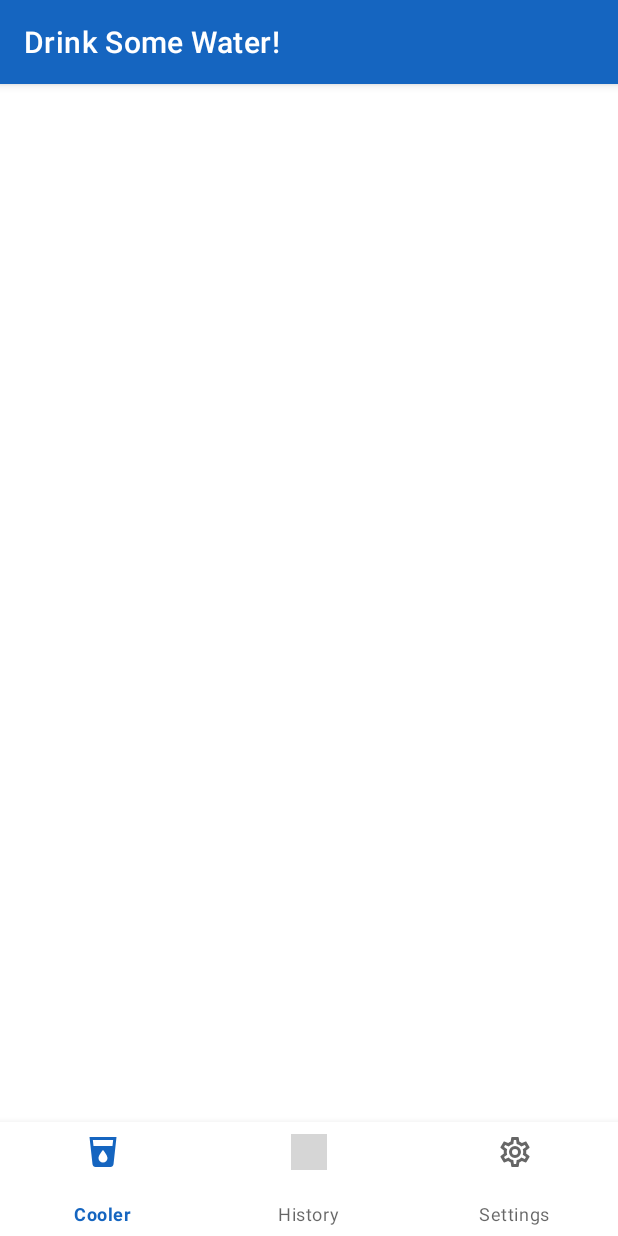
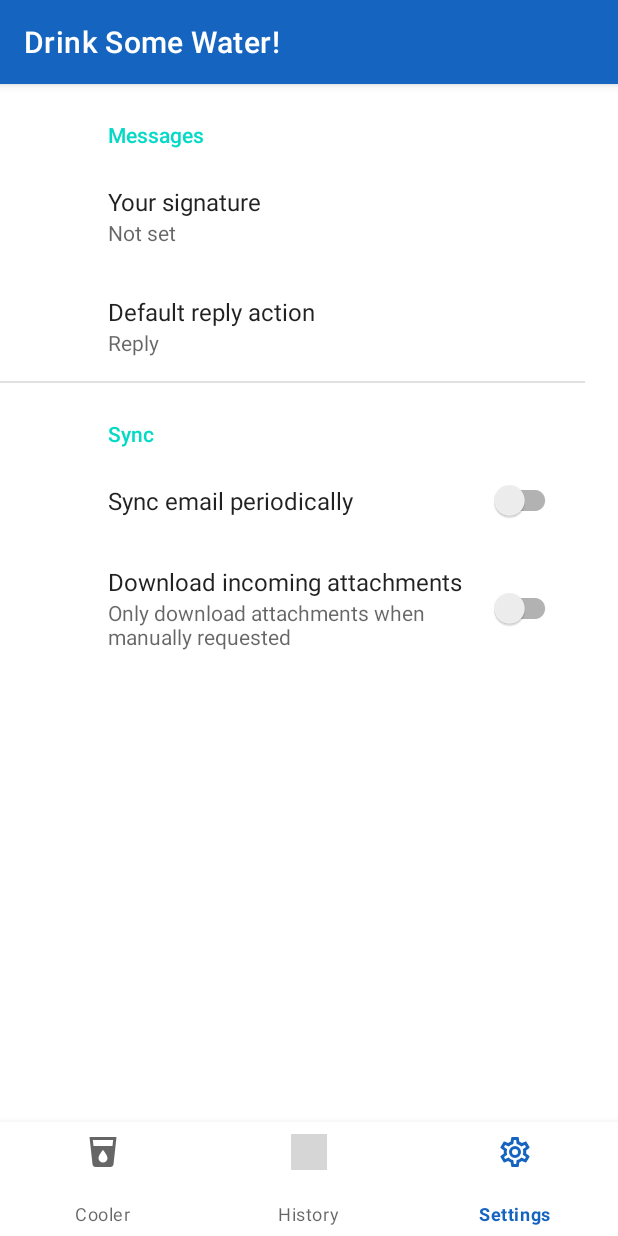
Before and after one commit to kamilchulakov/DrinkSomeWater, an Android app: the screen it shows after launch (MainActivity), item 3 of the bottom bar chosen, on a phone screen of 412 x 824 dp. Run offline under Robolectric (Android 15) with nearby library versions, the phone set to English and light mode, and no system bars; our stand-ins replace Dagger/Hilt's generated code, Room's generated code, androidx.preference, navigation-ui; grey boxes are pictures that could not be loaded.

Commit message:
Add bottom navigation support

```diff
--- a/app/build.gradle
+++ b/app/build.gradle
@@ -41,6 +41,7 @@ dependencies {
     implementation 'com.google.android.material:material:1.4.0'
     implementation 'com.airbnb.android:lottie:4.1.0'
     implementation 'androidx.legacy:legacy-support-v4:1.0.0'
+    implementation 'androidx.preference:preference:1.1.1'
 
     def lifecycle_version = "2.3.1"
     implementation "androidx.lifecycle:lifecycle-viewmodel-ktx:$lifecycle_version"
--- a/app/src/main/java/com/github/ulyanovskk/drinksomewater2/MainActivity.kt
+++ b/app/src/main/java/com/github/ulyanovskk/drinksomewater2/MainActivity.kt
@@ -14,7 +14,8 @@ class MainActivity : AppCompatActivity() {
         val navigationHost = supportFragmentManager.findFragmentById(R.id.fragmentNavHost) as NavHostFragment
         val navController = navigationHost.navController
         navController.popBackStack(R.id.drinkFragment2, true)
-        findViewById<BottomNavigationView>(R.id.bottomNavView).apply {
+        val bottomNavigationView = findViewById<BottomNavigationView>(R.id.bottomNavView)
+        bottomNavigationView.apply {
             setupWithNavController(navController)
         }
     }
--- /dev/null
+++ b/app/src/main/java/com/github/ulyanovskk/drinksomewater2/SettingsFragment.kt
@@ -0,0 +1,11 @@
+package com.github.ulyanovskk.drinksomewater2
+
+import android.os.Bundle
+import androidx.preference.PreferenceFragmentCompat
+
+class SettingsFragment : PreferenceFragmentCompat() {
+
+    override fun onCreatePreferences(savedInstanceState: Bundle?, rootKey: String?) {
+        setPreferencesFromResource(R.xml.root_preferences, rootKey)
+    }
+}
--- a/app/src/main/res/menu/nav_menu.xml
+++ b/app/src/main/res/menu/nav_menu.xml
@@ -1,15 +1,15 @@
 <?xml version="1.0" encoding="utf-8"?>
 <menu xmlns:android="http://schemas.android.com/apk/res/android">
     <item
-        android:id="@+id/main"
+        android:id="@+id/drinkFragment2"
         android:icon="@drawable/ic_cup_water"
         android:title="@string/cooler" />
     <item
-        android:id="@+id/history"
+        android:id="@+id/historyFragment"
         android:icon="@drawable/ic_history"
         android:title="@string/history" />
     <item
-        android:id="@+id/settings"
+        android:id="@+id/settingsFragment"
         android:icon="@drawable/ic_cog_outline"
         android:title="@string/settings" />
 </menu>
--- a/app/src/main/res/navigation/nav_graph.xml
+++ b/app/src/main/res/navigation/nav_graph.xml
@@ -15,6 +15,12 @@
             app:launchSingleTop="true"
             app:popUpTo="@id/animationFragment"
             app:popUpToInclusive="true" />
+        <action
+            android:id="@+id/action_animationFragment_to_settingsFragment"
+            app:destination="@id/settingsFragment" />
+        <action
+            android:id="@+id/action_animationFragment_to_historyFragment"
+            app:destination="@id/historyFragment" />
     </fragment>
     <fragment
         android:id="@+id/drinkFragment2"
@@ -37,4 +43,13 @@
             app:popUpTo="@id/drinkFragment2"
             app:popUpToInclusive="true" />
     </fragment>
+    <fragment
+        android:id="@+id/settingsFragment"
+        android:name="com.github.ulyanovskk.drinksomewater2.SettingsFragment"
+        android:label="SettingsFragment" />
+    <fragment
+        android:id="@+id/historyFragment"
+        android:name="com.github.ulyanovskk.drinksomewater2.history_fragment.HistoryFragment"
+        android:label="history_fragment"
+        tools:layout="@layout/history_fragment" />
 </navigation>
--- /dev/null
+++ b/app/src/main/res/values/arrays.xml
@@ -0,0 +1,12 @@
+<resources>
+    <!-- Reply Preference -->
+    <string-array name="reply_entries">
+        <item>Reply</item>
+        <item>Reply to all</item>
+    </string-array>
+
+    <string-array name="reply_values">
+        <item>reply</item>
+        <item>reply_all</item>
+    </string-array>
+</resources>
--- a/app/src/main/res/values/strings.xml
+++ b/app/src/main/res/values/strings.xml
@@ -7,4 +7,18 @@
     <string name="_1_glass">1 glass</string>
     <string name="_1_cup">1 cup</string>
     <string name="_1_bottle">1 bottle</string>
+    <!-- Preference Titles -->
+    <string name="messages_header">Messages</string>
+    <string name="sync_header">Sync</string>
+
+    <!-- Messages Preferences -->
+    <string name="signature_title">Your signature</string>
+    <string name="reply_title">Default reply action</string>
+
+    <!-- Sync Preferences -->
+    <string name="sync_title">Sync email periodically</string>
+    <string name="attachment_title">Download incoming attachments</string>
+    <string name="attachment_summary_on">Automatically download attachments for incoming emails
+    </string>
+    <string name="attachment_summary_off">Only download attachments when manually requested</string>
 </resources>
--- /dev/null
+++ b/app/src/main/res/xml/root_preferences.xml
@@ -0,0 +1,39 @@
+<PreferenceScreen
+    xmlns:app="http://schemas.android.com/apk/res-auto"
+    >
+
+    <PreferenceCategory
+        app:title="@string/messages_header"
+        >
+
+        <EditTextPreference
+            app:key="signature"
+            app:title="@string/signature_title"
+            app:useSimpleSummaryProvider="true" />
+
+        <ListPreference
+            app:defaultValue="reply"
+            app:entries="@array/reply_entries"
+            app:entryValues="@array/reply_values"
+            app:key="reply"
+            app:title="@string/reply_title"
+            app:useSimpleSummaryProvider="true" />
+
+    </PreferenceCategory>
+
+    <PreferenceCategory app:title="@string/sync_header">
+
+        <SwitchPreferenceCompat
+            app:key="sync"
+            app:title="@string/sync_title" />
+
+        <SwitchPreferenceCompat
+            app:dependency="sync"
+            app:key="attachment"
+            app:summaryOff="@string/attachment_summary_off"
+            app:summaryOn="@string/attachment_summary_on"
+            app:title="@string/attachment_title" />
+
+    </PreferenceCategory>
+
+</PreferenceScreen>
```
Also changed, not shown: app/src/main/java/com/github/ulyanovskk/drinksomewater2/history_fragment/HistoryFragment.kt (added, +24 -0 lines), app/src/main/java/com/github/ulyanovskk/drinksomewater2/history_fragment/HistoryViewModel.kt (added, +14 -0 lines), app/src/main/java/com/github/ulyanovskk/drinksomewater2/preferences/ColoredPreferenceCategory.kt (added, +11 -0 lines), app/src/main/res/layout/fragment_drink.xml (+41 -11 lines), app/src/main/res/layout/history_fragment.xml (added, +13 -0 lines).
